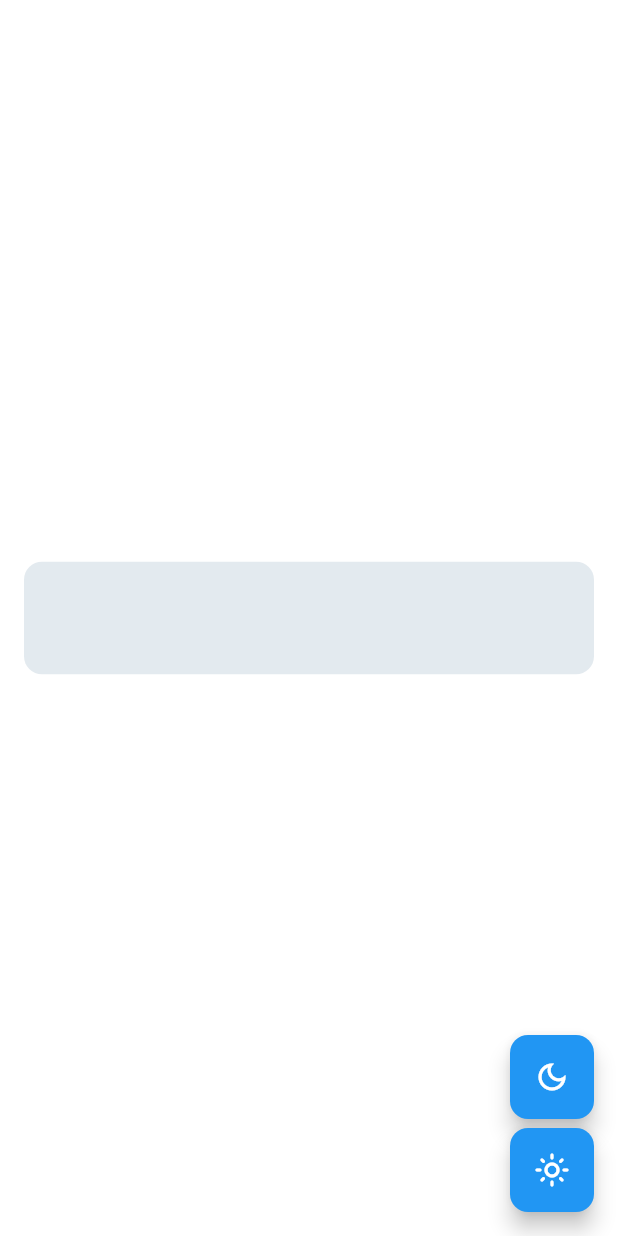
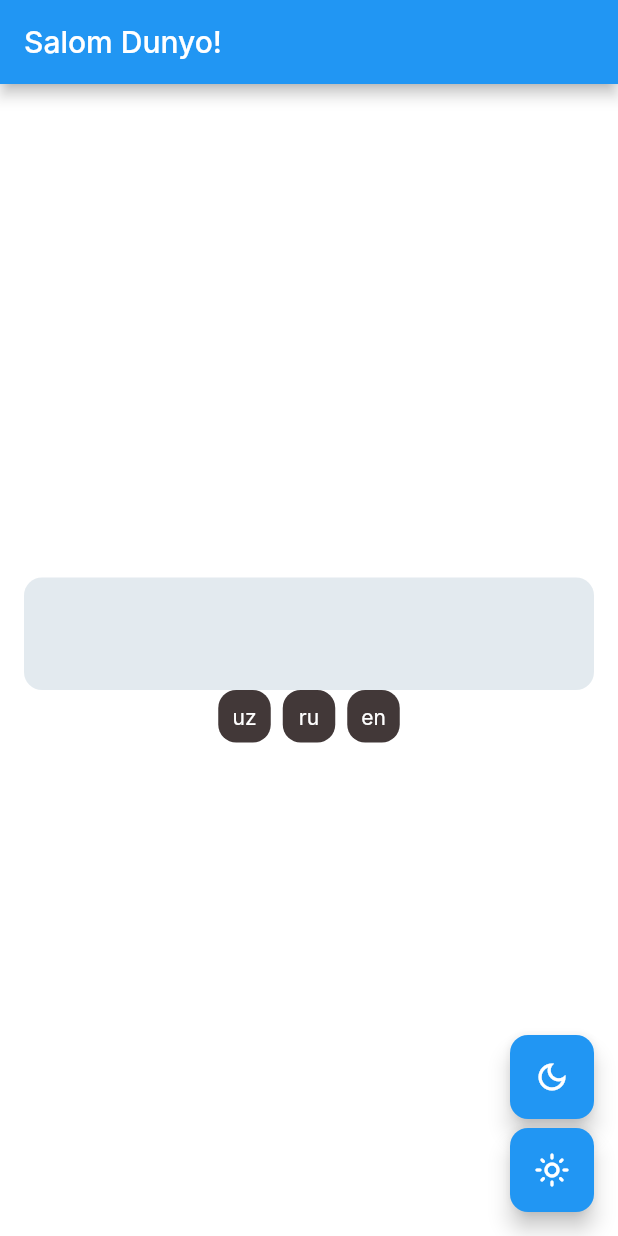
Before and after one commit to Zafarbek708k/learn_theme, a Flutter app: the screen it shows after launch, on a phone screen of 412 x 824 dp. Run offline on Flutter 3.47's test engine with Material 3 defaults, Android fonts, the phone set to English and light mode, and no system bars; our stand-ins replace bloc, equatable, flutter_bloc, shared_preferences; generated files the repository leaves out were written again; Roboto replaces fonts that are missing (Inter).

```diff
--- /dev/null
+++ b/l10n.yaml
@@ -0,0 +1,3 @@
+arb-dir: lib/l10n
+template-arb-file: intl_uz.arb
+output-localization-file: app_localizations.dart
--- /dev/null
+++ b/lib/bloc/language_bloc/language_bloc.dart
@@ -0,0 +1,48 @@
+import 'dart:async';
+import 'dart:ui';
+
+import 'package:bloc/bloc.dart';
+import 'package:equatable/equatable.dart';
+import 'package:learn_theme/service/storage_keys.dart';
+import 'package:learn_theme/service/storage_repository.dart';
+
+part 'language_event.dart';
+
+part 'language_state.dart';
+
+class LanguageBloc extends Bloc<LanguageEvent, LanguageState> {
+  LanguageBloc() : super(LanguageState()) {
+    on<LanguageEvent>((event, emit) {});
+    on<ChangeLocaleEvent>((event, emit) => _change(event, emit));
+    on<Init>((event, emit) => _init(event, emit));
+    add(Init());
+  }
+
+  FutureOr<void> _init(Init event, Emitter<LanguageState> emit) async {
+    final currentLanguage = StorageRepository.getString(StorageKeys.locale);
+
+    switch (currentLanguage) {
+      case "uz":
+        {
+          emit(state.copyWith(currentLocale: Locale('uz', 'Uz')));
+        }
+      case "ru":
+        {
+          emit(state.copyWith(currentLocale: Locale('ru', 'RU')));
+        }
+      case "en":
+        {
+          emit(state.copyWith(currentLocale: Locale('en', 'EN')));
+        }
+      default:
+        {
+          emit(state.copyWith(currentLocale: Locale('uz', 'Uz')));
+        }
+    }
+  }
+
+  FutureOr<void> _change(ChangeLocaleEvent event, Emitter<LanguageState> emit) async {
+    emit(state.copyWith(currentLocale: Locale(event.locale.languageCode, event.locale.countryCode)));
+    await StorageRepository.putString(StorageKeys.locale, event.locale.languageCode);
+  }
+}
--- /dev/null
+++ b/lib/bloc/language_bloc/language_event.dart
@@ -0,0 +1,16 @@
+part of 'language_bloc.dart';
+
+class LanguageEvent extends Equatable {
+  const LanguageEvent();
+
+  @override
+  List<Object?> get props => [];
+}
+
+class Init extends LanguageEvent {}
+
+class ChangeLocaleEvent extends LanguageEvent {
+  final Locale locale;
+
+  const ChangeLocaleEvent(this.locale);
+}
--- /dev/null
+++ b/lib/bloc/language_bloc/language_state.dart
@@ -0,0 +1,19 @@
+part of 'language_bloc.dart';
+
+class LanguageState extends Equatable {
+  final Locale currentLocale;
+
+  const LanguageState({
+    this.currentLocale = const Locale('en', "EN"),
+  });
+
+  LanguageState copyWith({
+    Locale? currentLocale,
+  }) =>
+      LanguageState(
+        currentLocale: currentLocale ?? this.currentLocale,
+      );
+
+  @override
+  List<Object?> get props => [currentLocale];
+}
--- a/lib/theme_bloc/theme_bloc.dart
+++ b/lib/bloc/theme_bloc/theme_bloc.dart
@@ -1,5 +1,3 @@
-import 'dart:async';
-
 import 'package:bloc/bloc.dart';
 import 'package:equatable/equatable.dart';
 import 'package:flutter/material.dart';
--- a/lib/main.dart
+++ b/lib/main.dart
@@ -1,9 +1,10 @@
 import 'package:flutter/material.dart';
 import 'package:flutter_bloc/flutter_bloc.dart';
+import 'package:learn_theme/bloc/language_bloc/language_bloc.dart';
 import 'package:learn_theme/service/extension.dart';
 import 'package:learn_theme/service/storage_repository.dart';
 import 'package:learn_theme/theme/theme.dart';
-import 'package:learn_theme/theme_bloc/theme_bloc.dart';
+import 'bloc/theme_bloc/theme_bloc.dart';
 
 void main() async {
   WidgetsFlutterBinding.ensureInitialized();
@@ -15,16 +16,27 @@ class MyApp extends StatelessWidget {
   const MyApp({super.key});
 
   @override
-  Widget build(BuildContext context) => BlocProvider(
-        create: (context) => ThemeBloc(),
-        child: BlocBuilder<ThemeBloc, ThemeState>(
+  Widget build(BuildContext context) => MultiBlocProvider(
+        providers: [
+          BlocProvider(create: (ctx) => ThemeBloc()),
+          BlocProvider(create: (ctx) => LanguageBloc()),
+        ],
+        child: BlocBuilder<LanguageBloc, LanguageState>(
+          builder: (context, languageState) {
+            return BlocBuilder<ThemeBloc, ThemeState>(
               builder: (context, themeState) {
                 return MaterialApp(
                   title: 'Flutter Demo',
                   themeMode: themeState.themeMode,
+                  supportedLocales: AppLocalizations.supportedLocales,
+                  localizationsDelegates: AppLocalizations.localizationsDelegates,
+                  debugShowCheckedModeBanner: false,
+                  locale: languageState.currentLocale,
                   home: const MyHomePage(),
                   theme: LightTheme.theme(),
                   darkTheme: DarkTheme.theme(),
+                );
+              },
             );
           },
         ),
@@ -36,6 +48,7 @@ class MyHomePage extends StatelessWidget {
 
   @override
   Widget build(BuildContext context) => Scaffold(
+        appBar: AppBar(title: Text(context.localized.helloWorld)),
         body: Padding(
           padding: const EdgeInsets.symmetric(horizontal: 16.0),
           child: Column(
@@ -49,6 +62,48 @@ class MyHomePage extends StatelessWidget {
                   borderRadius: BorderRadius.circular(12),
                 ),
               ),
+              BlocBuilder<LanguageBloc, LanguageState>(
+                builder: (context, state) {
+                  final language = [
+                    Locale('uz', "UZ"),
+                    Locale('ru', "RU"),
+                    Locale('en', "EN"),
+                  ];
+                  return Row(
+                    spacing: 8,
+                    mainAxisAlignment: MainAxisAlignment.center,
+                    children: [
+                      ...List.generate(
+                        language.length,
+                        (i) {
+                          return DecoratedBox(
+                            decoration: BoxDecoration(
+                              color: Color(0xff423838),
+                              borderRadius: BorderRadius.circular(12),
+                            ),
+                            child: GestureDetector(
+                              onTap: () {
+                                final l = language[i];
+                                context.read<LanguageBloc>().add(ChangeLocaleEvent(Locale(l.languageCode, l.countryCode)));
+                              },
+                              child: SizedBox(
+                                height: 35,
+                                width: 35,
+                                child: Center(
+                                  child: Text(
+                                    language[i].languageCode,
+                                    style: TextStyle(color: Colors.white),
+                                  ),
+                                ),
+                              ),
+                            ),
+                          );
+                        },
+                      )
+                    ],
+                  );
+                },
+              )
             ],
           ),
         ),
--- a/lib/service/extension.dart
+++ b/lib/service/extension.dart
@@ -1,8 +1,13 @@
+export "package:flutter_gen/gen_l10n/app_localizations.dart";
 import 'package:flutter/material.dart';
 import 'package:learn_theme/theme/custom_colors.dart';
+
+import 'extension.dart';
 
 extension BuildContextExtension on BuildContext {
   ThemeData get theme => Theme.of(this);
 
   CustomColors get themeExtension => theme.extension<CustomColors>()!;
+
+  AppLocalizations get localized => AppLocalizations.of(this)!;
 }
--- a/lib/service/storage_keys.dart
+++ b/lib/service/storage_keys.dart
@@ -1,3 +1,4 @@
 class StorageKeys {
   static const String theme = "theme";
+  static const String locale = "locale";
 }
```
Also changed, not shown: lib/l10n/intl_en.arb (added, +22 -0 lines), lib/l10n/intl_ru.arb (added, +22 -0 lines), lib/l10n/intl_uz.arb (added, +22 -0 lines), lib/service/storage_repository.dart (+0 -45 lines), pubspec.yaml (+10 -0 lines), lib/bloc/theme_bloc/theme_event.dart (renamed from lib/theme_bloc/theme_event.dart), lib/bloc/theme_bloc/theme_state.dart (renamed from lib/theme_bloc/theme_state.dart), lib/generated/intl/messages_all.dart (added), lib/generated/intl/messages_en.dart (added), lib/generated/intl/messages_ru.dart (added), lib/generated/intl/messages_uz.dart (added), lib/generated/l10n.dart (added), pubspec.lock. Lines whose indentation alone changed are shown as unchanged.
